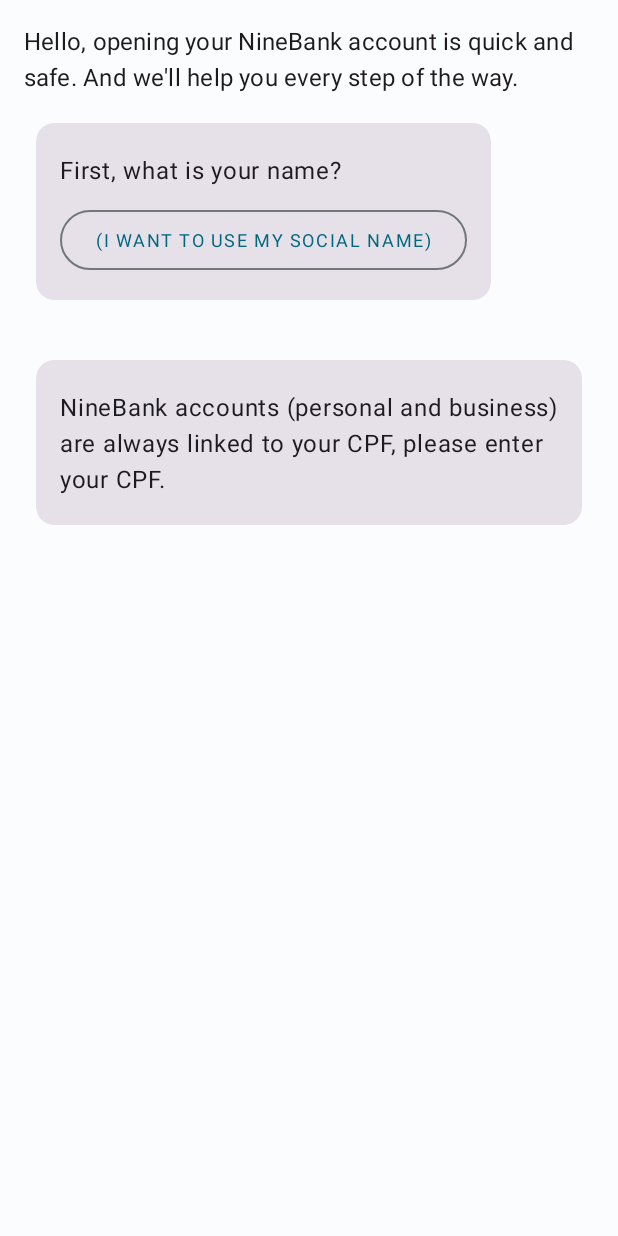
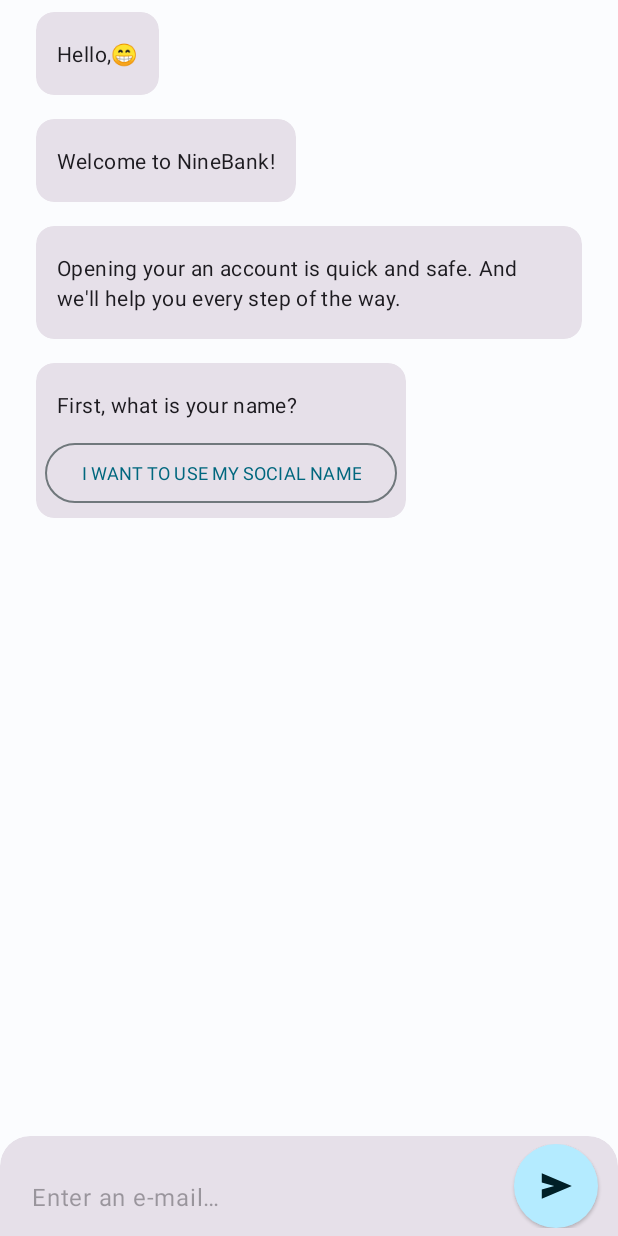
Before and after one commit to JohnnyRoque/ninebank, an Android app: the OpenAccountFragment screen opened through its navigation route, on a phone screen of 412 x 824 dp. Run offline under Robolectric (Android 15) with nearby library versions, the phone set to English and light mode, and no system bars; our stand-ins replace data binding; Roboto replaces fonts that are not available here.

Commit message:
Implemented a way to set the user name, going to test DiffUtil

```diff
--- a/app/src/main/java/com/example/newninebank/MainActivity.kt
+++ b/app/src/main/java/com/example/newninebank/MainActivity.kt
@@ -4,7 +4,7 @@ import android.os.Bundle
 import androidx.appcompat.app.AppCompatActivity
 import androidx.navigation.NavController
 import androidx.navigation.fragment.NavHostFragment
-
+const val TAG="TagTest"
 class MainActivity : AppCompatActivity() {
     private lateinit var navController: NavController
     override fun onCreate(savedInstanceState: Bundle?) {
--- a/app/src/main/java/com/example/newninebank/OpenAccountFragment.kt
+++ b/app/src/main/java/com/example/newninebank/OpenAccountFragment.kt
@@ -1,20 +1,19 @@
 package com.example.newninebank
 
 import android.os.Bundle
-import androidx.fragment.app.Fragment
 import android.view.LayoutInflater
 import android.view.View
 import android.view.ViewGroup
 import androidx.databinding.DataBindingUtil
+import androidx.fragment.app.Fragment
 import androidx.fragment.app.activityViewModels
 import com.example.newninebank.databinding.FragmentOpenAccountBinding
-import com.example.newninebank.model.DataSet
 import com.example.newninebank.model.NineBankViewModel
 
 class OpenAccountFragment : Fragment() {
-    var _binding : FragmentOpenAccountBinding? = null
+    private var _binding : FragmentOpenAccountBinding? = null
     val binding get() = _binding!!
-    val sharedViewModel : NineBankViewModel by activityViewModels()
+    private val sharedViewModel : NineBankViewModel by activityViewModels()
 
     override fun onCreateView(
         inflater: LayoutInflater, container: ViewGroup?,
@@ -28,8 +27,19 @@ class OpenAccountFragment : Fragment() {
     override fun onViewCreated(view: View, savedInstanceState: Bundle?) {
         binding.apply {
             viewModel = sharedViewModel
+            lifecycleOwner = viewLifecycleOwner
+            openAccountRecyclerAdapter = TextRecyclerView(requireContext(), dataSetOpenAccount = binding.viewModel!!.openAccountChatList.value)
+            userName = binding.editTextChatInput.text.toString()
         }
-        binding.openAccountRecycler.adapter = TextRecyclerView(requireContext(), dataSetOpenAccount = DataSet().loadTextsOpenAccount())
+
+        binding.buttonSend.setOnClickListener {
+            sharedViewModel.getUserName(binding.editTextChatInput.text.toString())
+        }
+
+
         super.onViewCreated(view, savedInstanceState)
     }
+
+
+
 }
--- a/app/src/main/java/com/example/newninebank/TextRecyclerView.kt
+++ b/app/src/main/java/com/example/newninebank/TextRecyclerView.kt
@@ -35,14 +35,18 @@ class TextRecyclerView(
         } else {
             dataSetOpenAccount.size
         }
-
     }
 
     override fun onBindViewHolder(holder: TextRecyclerViewHolder, position: Int) {
         when {
+
             !dataSetOpenAccount.isNullOrEmpty() -> {
                 val item = dataSetOpenAccount[position]
-                holder.materialText.text = context.getText(item.text)
+                if(item.text == null){
+                    holder.materialText.text = item.userText
+                }else {
+                    holder.materialText.text = item.text.let { context.getText(it) }
+                }
                 if (item.haveAButton) {
                     holder.materialButton.visibility = VISIBLE
                     holder.materialButton.setText(item.buttonText!!)
@@ -54,7 +58,5 @@ class TextRecyclerView(
                 holder.materialText.text = context.getText(item.name)
             }
         }
-
-
     }
 }
--- a/app/src/main/java/com/example/newninebank/model/DataModel.kt
+++ b/app/src/main/java/com/example/newninebank/model/DataModel.kt
@@ -14,7 +14,8 @@ data class TransactionModel(
     )
 
 data class OpenAccountModel(
-    val text: Int,
-    val buttonText: Int?,
-    val haveAButton:Boolean
+    val text: Int?,
+    var buttonText: Int?,
+    val haveAButton:Boolean,
+    var userText: String =""
 )
--- a/app/src/main/java/com/example/newninebank/model/DataSet.kt
+++ b/app/src/main/java/com/example/newninebank/model/DataSet.kt
@@ -25,11 +25,5 @@ class DataSet {
         )
     }
 
-    fun loadTextsOpenAccount(): List<OpenAccountModel> {
-        return listOf(
-            OpenAccountModel(R.string.open_account_name, R.string.social_name_button_text, true),
-            OpenAccountModel(R.string.open_account_cpf, R.string.social_name_button_text, false)
-        )
 
-    }
 }
--- a/app/src/main/java/com/example/newninebank/model/NineBankViewModel.kt
+++ b/app/src/main/java/com/example/newninebank/model/NineBankViewModel.kt
@@ -15,6 +15,7 @@ import androidx.navigation.fragment.NavHostFragment.Companion.findNavController
 import com.example.newninebank.EnterAccountFragmentDirections
 import com.example.newninebank.HomeFragmentDirections
 import com.example.newninebank.R
+import com.example.newninebank.TAG
 import java.text.NumberFormat
 
 class NineBankViewModel : ViewModel() {
@@ -58,14 +59,46 @@ class NineBankViewModel : ViewModel() {
         NumberFormat.getCurrencyInstance().format(it)
     }
 
-    private val _transactionHistoryList = MutableLiveData<MutableList<TransactionModel>>(mutableListOf())
+    private val _userName = MutableLiveData<String>()
+    val userName: LiveData<String> = _userName.map { s ->
+        var formattedName = s
+        if (s.first().isLowerCase()) {
+            formattedName = s.replaceFirstChar { it.uppercase() }
+        }
+        formattedName
+    }
+
+    private val _transactionHistoryList =
+        MutableLiveData<MutableList<TransactionModel>>(mutableListOf())
+
+
+    private val loadTextsOpenAccount = mutableListOf(
+        OpenAccountModel(R.string.hello_text, null, false),
+        OpenAccountModel(R.string.welcome_text, null, false),
+        OpenAccountModel(R.string.open_account_title, null, false),
+        OpenAccountModel(R.string.open_account_name, R.string.social_name_button_text, true),
+    )
+
+    private val _openAccountChatList = MutableLiveData<MutableList<OpenAccountModel>>(
+        mutableListOf(
+            OpenAccountModel(R.string.hello_text, null, false),
+            OpenAccountModel(R.string.welcome_text, null, false),
+            OpenAccountModel(R.string.open_account_title, null, false),
+            OpenAccountModel(R.string.open_account_name, R.string.social_name_button_text, true),
+        )
+    )
+    val openAccountChatList: LiveData<MutableList<OpenAccountModel>> = _openAccountChatList
+
+    fun getUserName(name: String) {
+        _userName.value = name
+        _openAccountChatList.value?.add(OpenAccountModel(null, null, false, name))
+        Log.d(TAG, loadTextsOpenAccount.size.toString())
+    }
 
     fun transformList(): List<TransactionModel> {
         return _transactionHistoryList.value!!.toList()
     }
 
-    private val _userName = MutableLiveData("John")
-    val userName: LiveData<String> = _userName
 
     fun onClickNavigate(fragment: Fragment, navToFragmentName: String) {
         lateinit var action: NavDirections
--- /dev/null
+++ b/app/src/main/res/drawable/arrow_circle_right_24px.xml
@@ -0,0 +1,11 @@
+<vector xmlns:android="http://schemas.android.com/apk/res/android"
+    android:width="24dp"
+    android:height="24dp"
+    android:viewportWidth="960"
+    android:viewportHeight="960"
+    android:tint="?attr/colorControlNormal"
+    android:autoMirrored="true">
+  <path
+      android:fillColor="@android:color/white"
+      android:pathData="M472,688L680,480L472,272L384,361L440,417L289,417L289,543L440,543L384,599L472,688ZM480,914Q389,914 310.01,879.92Q231.02,845.83 172.6,787.4Q114.17,728.97 80.08,649.99Q46,571 46,480Q46,389 80.08,310.01Q114.17,231.03 172.6,172.6Q231.02,114.17 310.01,80.08Q389,46 480,46Q571,46 649.99,80.08Q728.97,114.17 787.4,172.6Q845.83,231.03 879.92,310.01Q914,389 914,480Q914,571 879.92,649.99Q845.83,728.97 787.4,787.4Q728.97,845.83 649.99,879.92Q571,914 480,914Z"/>
+</vector>
--- /dev/null
+++ b/app/src/main/res/drawable/arrow_circle_right_48px.xml
@@ -0,0 +1,11 @@
+<vector xmlns:android="http://schemas.android.com/apk/res/android"
+    android:width="40dp"
+    android:height="40dp"
+    android:viewportWidth="960"
+    android:viewportHeight="960"
+    android:tint="?attr/colorSurfaceContainer"
+    android:autoMirrored="true">
+  <path
+      android:fillColor="@android:color/white"
+      android:pathData="M474,662L656,480L474,298L408,365L476,433L307,433L307,527L476,527L408,595L474,662ZM480.14,905Q392,905 314.51,871.92Q237.02,838.83 179.1,780.9Q121.17,722.97 88.08,645.63Q55,568.28 55,480.14Q55,391 88.08,313.51Q121.17,236.03 178.94,178.54Q236.71,121.06 314.13,87.53Q391.56,54 479.78,54Q569,54 646.61,87.45Q724.21,120.91 781.62,178.26Q839.03,235.6 872.51,313.13Q906,390.66 906,480Q906,568.28 872.47,645.75Q838.94,723.22 781.46,781.03Q723.97,838.83 646.63,871.92Q569.28,905 480.14,905Z"/>
+</vector>
--- /dev/null
+++ b/app/src/main/res/drawable/send_48px.xml
@@ -0,0 +1,11 @@
+<vector xmlns:android="http://schemas.android.com/apk/res/android"
+    android:width="48dp"
+    android:height="48dp"
+    android:viewportWidth="960"
+    android:viewportHeight="960"
+    android:tint="?attr/colorControlNormal"
+    android:autoMirrored="true">
+  <path
+      android:fillColor="@android:color/white"
+      android:pathData="M101,819L101,574L431,479.5L101,383.5L101,140L902,479.5L101,819Z"/>
+</vector>
--- a/app/src/main/res/layout/fragment_home.xml
+++ b/app/src/main/res/layout/fragment_home.xml
@@ -50,7 +50,7 @@
                     android:layout_width="match_parent"
                     android:layout_height="?attr/actionBarSize"
                     android:title="@{@string/hello_user(viewModel.userName)}"
-                    app:titleTextAppearance="@style/textStyle" />
+                     />
             </com.google.android.material.appbar.AppBarLayout>
 
             <com.google.android.material.textview.MaterialTextView
--- a/app/src/main/res/layout/fragment_open_account.xml
+++ b/app/src/main/res/layout/fragment_open_account.xml
@@ -5,37 +5,77 @@
     xmlns:tools="http://schemas.android.com/tools">
 
     <data>
+
         <variable
             name="viewModel"
             type="com.example.newninebank.model.NineBankViewModel" />
+
+        <variable
+            name="openAccountRecyclerAdapter"
+            type="com.example.newninebank.TextRecyclerView" />
+        <variable
+            name="userName"
+            type="String" />
+
 
     </data>
 
     <androidx.constraintlayout.widget.ConstraintLayout
         android:layout_width="match_parent"
         android:layout_height="match_parent"
-        android:layout_margin="16dp"
         tools:context=".OpenAccountFragment">
-
-        <com.google.android.material.textview.MaterialTextView
-            android:id="@+id/open_account_title_textview"
-            android:layout_width="match_parent"
-            android:layout_height="wrap_content"
-            android:text="@string/open_account_title"
-            android:textAppearance="?attr/textAppearanceTitleMedium"
-            app:layout_constraintTop_toTopOf="parent" />
 
 
         <androidx.recyclerview.widget.RecyclerView
             android:id="@+id/open_account_recycler"
-            android:overScrollMode="never"
             android:layout_width="match_parent"
             android:layout_height="0dp"
             android:orientation="vertical"
-            app:layoutManager="androidx.recyclerview.widget.LinearLayoutManager"
-            app:layout_constraintBottom_toBottomOf="parent"
-            app:layout_constraintTop_toBottomOf="@+id/open_account_title_textview" />
+            android:layout_marginHorizontal="16dp"
+            android:overScrollMode="never"
+            android:adapter="@{openAccountRecyclerAdapter}"
+            app:layoutManager="androidx.recyclerview.widget.StaggeredGridLayoutManager"
+            app:layout_constraintBottom_toTopOf="@id/layout_user_input"
+            app:layout_constraintTop_toTopOf="parent" />
 
+        <com.google.android.material.card.MaterialCardView
+            android:id="@+id/layout_user_input"
+            android:layout_width="match_parent"
+
+            app:shapeAppearance="@style/RoundcornerEditText"
+            style="@style/Widget.Material3.CardView.Filled"
+            android:layout_height="wrap_content"
+            app:layout_constraintBottom_toBottomOf="parent">
+
+
+            <com.google.android.material.button.MaterialButton
+                android:id="@+id/user_input_button"
+                android:layout_width="match_parent"
+                android:layout_height="wrap_content"
+                android:layout_gravity="bottom"
+                android:visibility="gone" />
+
+                    <EditText
+                        android:id="@+id/edit_text_chat_input"
+                        style="@style/Widget.Material3.TextInputEditText.FilledBox"
+                        android:layout_width="330dp"
+                        android:hint="@string/open_account_enter_email"
+                        android:inputType="textPersonName"
+                        android:layout_height="match_parent"
+                        android:autofillHints="name" />
+
+                <com.google.android.material.floatingactionbutton.FloatingActionButton
+                    android:id="@+id/button_send"
+                    android:layout_marginEnd="8dp"
+                    app:shapeAppearance="@style/FloatingActionButtonStyleNinebank"
+                    android:layout_width="wrap_content"
+                    app:elevation="1dp"
+                    android:src="@drawable/send_48px"
+                    android:layout_height="wrap_content"
+                    android:layout_gravity="end"
+                    android:contentDescription="@string/send_text" />
+
+        </com.google.android.material.card.MaterialCardView>
 
         <!--    <com.google.android.material.textview.MaterialTextView-->
         <!--        android:id="@+id/open_account_name_textview"-->
--- a/app/src/main/res/layout/recycler_text_design.xml
+++ b/app/src/main/res/layout/recycler_text_design.xml
@@ -1,19 +1,15 @@
 <?xml version="1.0" encoding="utf-8"?>
-<com.google.android.material.card.MaterialCardView
-    android:id="@+id/text_material_card"
+<com.google.android.material.card.MaterialCardView android:id="@+id/text_material_card"
     xmlns:android="http://schemas.android.com/apk/res/android"
     style="@style/Widget.Material3.CardView.Filled"
     android:layout_width="wrap_content"
-    android:clickable="true"
     android:layout_marginHorizontal="8dp"
-    android:layout_marginVertical="20dp"
-    android:background="?attr/selectableItemBackground"
-    android:layout_gravity="center"
+    android:layout_marginVertical="8dp"
     android:layout_height="wrap_content">
 
     <androidx.appcompat.widget.LinearLayoutCompat
         android:layout_width="match_parent"
-        android:layout_margin="8dp"
+        android:layout_margin="6dp"
         android:layout_height="match_parent"
         android:orientation="vertical">
 
@@ -21,7 +17,7 @@
             android:id="@+id/material_text_id"
             android:layout_marginHorizontal="8dp"
             android:layout_width="match_parent"
-            android:textAppearance="?attr/textAppearanceBodyLarge"
+            android:textAppearance="?attr/textAppearanceBodyMedium"
             android:layout_marginVertical="12dp"
             android:layout_height="wrap_content"
             android:text="@string/open_account_name"
@@ -32,13 +28,10 @@
             android:visibility="gone"
             android:layout_width="wrap_content"
             style="@style/Widget.Material3.Button.OutlinedButton"
-            android:layout_marginHorizontal="8dp"
-            android:layout_marginBottom="8dp"
             android:layout_height="wrap_content"
             android:textSize="12sp"
-            android:layout_gravity="start"
+            android:textAllCaps="true"
             android:text="@string/social_name_button_text"
-            android:textAppearance="?attr/textAppearanceButton" />
+            />
     </androidx.appcompat.widget.LinearLayoutCompat>
-
 </com.google.android.material.card.MaterialCardView>
--- a/app/src/main/res/values/strings.xml
+++ b/app/src/main/res/values/strings.xml
@@ -27,10 +27,12 @@
     <string name="search_text">Search</string>
     <string name="ninebank_slogan">Ninebank. Together we make the\nworld a better place.</string>
     <string name="hello_blank_fragment">Hello blank fragment</string>
-
-    <string name="open_account_title">Hello, opening your NineBank account is quick and safe. And we\'ll help you every step of the way.</string>
+    <string name="hello_text">Hello,&#128513;</string>
+    <string name="welcome_text">Welcome to NineBank!</string>
+    <string name="open_account_enter_email">Enter an e-mail…</string>
+    <string name="open_account_title">Opening your an account is quick and safe. And we\'ll help you every step of the way.</string>
     <string name="open_account_name">First, what is your name?</string>
-    <string name="social_name_button_text">(I want to use my social name)</string>
+    <string name="social_name_button_text">I want to use my social name </string>
     <string name="open_account_cpf">NineBank accounts (personal and business) are always linked to your CPF, please enter your CPF.</string>
     <string name="open_account_terms_text">To continue, you need to read our Terms of Use and Privacy Policy.</string>
     <string name="open_account_types_of_account">Now that you know more about NineBank, select the type of personal account that best suits you.</string>
@@ -42,4 +44,5 @@
 
     <string name="my_card">my cards</string>
     <string name="transfer_value">Qual o valor da transferência?</string>
+    <string name="send_text">send</string>
 </resources>
--- a/app/src/main/res/values/style.xml
+++ b/app/src/main/res/values/style.xml
@@ -1,5 +1,14 @@
 <?xml version="1.0" encoding="utf-8"?>
 <resources>
+    <style name="RoundcornerEditText">
+        <item name="cornerFamily">rounded</item>
+        <item name="cornerSizeTopLeft">20dp</item>
+        <item name="cornerSizeTopRight">20dp</item>
+
+
+    </style>
+
+
     <style name="textStyle">
         <item name="android:textStyle">bold</item>
         <item name="fontFamily">@font/roboto_medium</item>
```
Also changed, not shown: app/src/main/java/com/example/newninebank/EnterAccountFragment.kt (+6 -7 lines).
